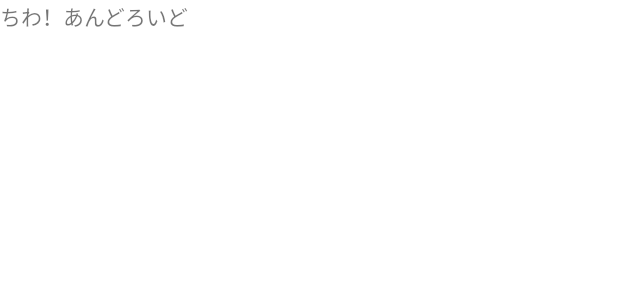
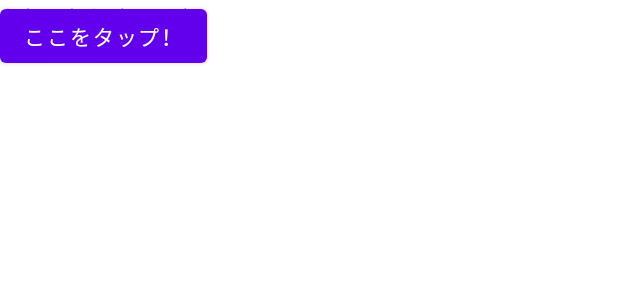
Before and after one commit to chisato30/HelloAndroid, an Android app: the layout activity_main.xml on its own in the app's theme, with its tools: preview values and no code run, on a phone screen of 412 x 824 dp. Shown: the top 300 px of the screen. Run offline under Robolectric (Android 15) with nearby library versions, the phone set to English and light mode, and no system bars.

Commit message:
「ここをタップ！」button配置。

```diff
--- a/app/src/main/res/layout/activity_main.xml
+++ b/app/src/main/res/layout/activity_main.xml
@@ -13,4 +13,12 @@
         android:text="@string/hello"
         tools:layout_editor_absoluteX="176dp"
         tools:layout_editor_absoluteY="85dp" />
+
+    <Button
+        android:id="@+id/button"
+        android:layout_width="wrap_content"
+        android:layout_height="wrap_content"
+        android:text="@string/tap_here"
+        tools:layout_editor_absoluteX="145dp"
+        tools:layout_editor_absoluteY="220dp" />
 </androidx.constraintlayout.widget.ConstraintLayout>
--- a/app/src/main/res/values/strings.xml
+++ b/app/src/main/res/values/strings.xml
@@ -1,4 +1,5 @@
 <resources>
     <string name="app_name">HelloAndroid</string>
     <string name="hello">ちわ！あんどろいど</string>
+    <string name="tap_here">ここをタップ！</string>
 </resources>
```
